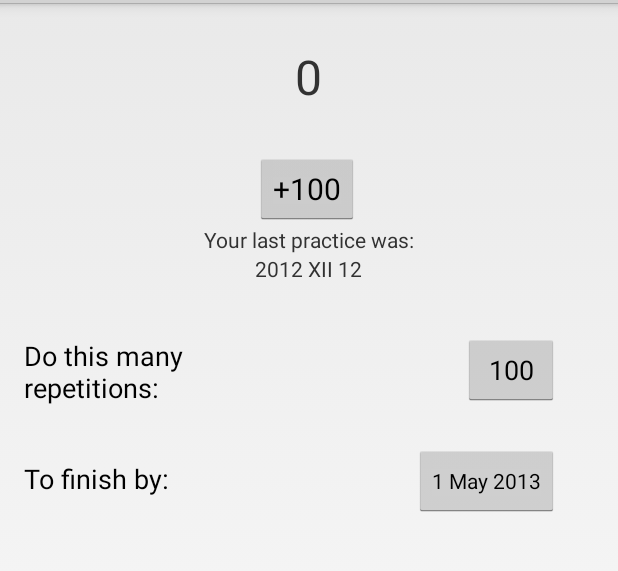
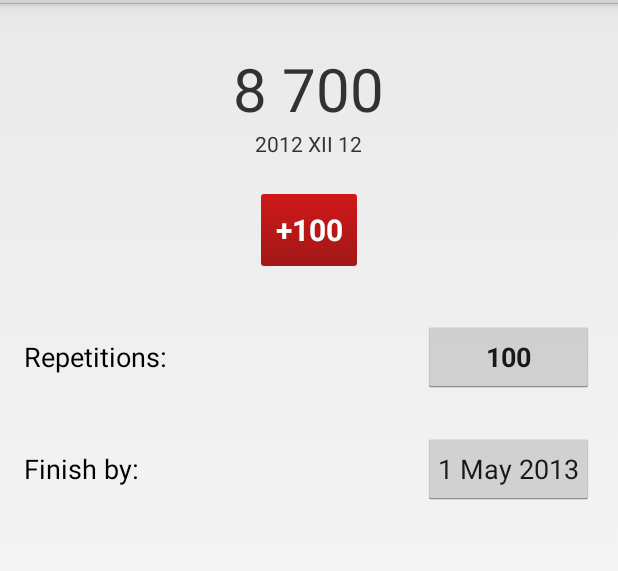
Before and after one commit to jwaga/esmnyndrovnik, an Android app: the layout activity_main.xml on its own in the app's theme, with its tools: preview values and no code run, on a phone screen of 412 x 824 dp, the part 69-640 px from its top. Run offline under Robolectric (Android 15) with nearby library versions, the phone set to English and light mode, and no system bars.

Commit message:
Interface tweaks

```diff
--- /dev/null
+++ b/ESMNyndrovnik/src/main/res/drawable-hdpi/main_button.xml
@@ -0,0 +1,28 @@
+<?xml version="1.0" encoding="utf-8"?>
+
+<selector xmlns:android="http://schemas.android.com/apk/res/android">
+    <item android:state_pressed="true">
+        <shape>
+            <corners android:radius="2dp" />
+            <padding android:bottom="4dp"
+                     android:left="4dp"
+                     android:right="4dp"
+                     android:top="4dp" />
+            <solid android:color="@android:color/holo_red_dark" />
+        </shape>
+    </item>
+    <item>
+        <shape>
+            <corners android:radius="2dp" />
+            <padding android:bottom="4dp"
+                     android:left="4dp"
+                     android:right="4dp"
+                     android:top="4dp"
+                    />
+            <gradient android:startColor="@android:color/holo_red_dark"
+                      android:endColor="#990000"
+                      android:angle="270"
+                    />
+        </shape>
+    </item>
+</selector>
--- /dev/null
+++ b/ESMNyndrovnik/src/main/res/drawable-hdpi/nyndro_button.xml
@@ -0,0 +1,31 @@
+<?xml version="1.0" encoding="utf-8"?>
+
+<selector xmlns:android="http://schemas.android.com/apk/res/android">
+    <item android:state_pressed="true">
+        <shape>
+            <corners android:radius="2dp" />
+            <padding android:bottom="4dp"
+                     android:left="4dp"
+                     android:right="4dp"
+                     android:top="4dp" />
+
+            <!--<solid android:color="@android:color/holo_orange_dark" />-->
+           <solid android:color="@android:color/holo_orange_dark"/>
+
+        </shape>
+    </item>
+    <item android:state_enabled="true">
+        <shape>
+            <corners android:radius="2dp" />
+            <padding android:bottom="4dp"
+                     android:left="4dp"
+                     android:right="4dp"
+                     android:top="4dp" />
+            <gradient
+                    android:startColor="@android:color/holo_orange_light"
+                    android:endColor="@android:color/holo_orange_dark"
+                    android:angle="270"
+                    />
+        </shape>
+    </item>
+</selector>
--- a/ESMNyndrovnik/src/main/res/layout/activity_main.xml
+++ b/ESMNyndrovnik/src/main/res/layout/activity_main.xml
@@ -7,17 +7,18 @@
     android:paddingTop="@dimen/activity_vertical_margin"
     android:paddingBottom="@dimen/activity_vertical_margin"
     tools:context=".MainActivity"
-    android:focusableInTouchMode="true">
+    android:focusableInTouchMode="true"
+        >
 
     <TextView
         android:layout_width="wrap_content"
         android:layout_height="wrap_content"
         android:id="@+id/main_counter"
-        android:textSize="32sp"
-        android:text="0"
-        android:layout_alignParentTop="false"
-        android:layout_centerHorizontal="true"
-        android:layout_marginTop="11dp"/>
+        android:textSize="40sp"
+        android:text="8 700"
+        android:layout_marginTop="14dp"
+        android:layout_alignParentTop="true"
+        android:layout_centerHorizontal="true"/>
 
     <Button
             android:layout_width="wrap_content"
@@ -27,24 +28,20 @@
             android:onClick="onClick"
             android:longClickable="false"
             android:textSize="20sp"
-            android:layout_marginTop="29dp"
-            android:layout_below="@+id/main_counter"
-            android:layout_alignLeft="@+id/date_of_last_practice"/>
-
-    <TextView
-            android:layout_width="wrap_content"
-            android:layout_height="wrap_content"
-            android:text="@string/last_practice"
-            android:id="@+id/last_practice_label"
+            android:layout_marginTop="24dp"
+            android:alpha="0.9"
+            android:textStyle="bold"
+            android:layout_below="@+id/date_of_last_practice"
             android:layout_centerHorizontal="true"
-            android:layout_below="@+id/add_repetitions_button"/>
+            android:background="@drawable/main_button"
+            android:textColor="@android:color/white"/>
 
     <TextView
             android:layout_width="wrap_content"
             android:layout_height="wrap_content"
             android:text="2012 XII 12"
             android:id="@+id/date_of_last_practice"
-            android:layout_below="@+id/last_practice_label"
+            android:layout_below="@+id/main_counter"
             android:layout_centerHorizontal="true"/>
 
     <TextView
@@ -53,9 +50,9 @@
             android:textAppearance="?android:attr/textAppearanceMedium"
             android:text="@string/pace_label"
             android:id="@+id/pace_label"
-            android:layout_below="@+id/date_of_last_practice"
-            android:layout_marginTop="36dp"
-            android:layout_alignRight="@+id/main_counter"/>
+            android:layout_marginTop="48dp"
+            android:layout_below="@+id/add_repetitions_button"
+            android:layout_alignParentLeft="true"/>
 
     <TextView
             android:layout_width="wrap_content"
@@ -63,28 +60,35 @@
             android:textAppearance="?android:attr/textAppearanceMedium"
             android:text="@string/finish_date_label"
             android:id="@+id/finish_date_label"
-            android:layout_marginTop="36dp"
+            android:layout_marginTop="50dp"
             android:layout_below="@+id/pace_label"
             android:layout_alignLeft="@+id/pace_label"/>
 
     <Button
-            style="?android:attr/buttonStyleSmall"
             android:layout_width="wrap_content"
             android:layout_height="wrap_content"
             android:text="1 May 2013"
             android:id="@+id/date_button"
-            android:layout_alignTop="@+id/finish_date_label"
-            android:layout_toRightOf="@+id/last_practice_label"
             android:layout_alignBaseline="@+id/finish_date_label"
-            android:onClick="onDateClick"/>
+            android:onClick="onDateClick"
+            android:layout_alignParentRight="true"
+            android:padding="10dp"
+            android:alpha="0.9"
+            />
 
     <Button
             android:layout_width="wrap_content"
             android:layout_height="wrap_content"
             android:text="100"
             android:id="@+id/pace_button"
-            android:layout_above="@+id/finish_date_label"
+            android:onClick="onPaceClick"
+            android:layout_alignBaseline="@+id/pace_label"
             android:layout_alignRight="@+id/date_button"
-            android:onClick="onPaceClick"/>
+            android:layout_alignLeft="@+id/date_button"
+            android:alpha="0.9"
+            android:longClickable="true"
+            android:textStyle="bold"
+            android:padding="10dp"
+            android:textColorHint="#ffcc00"/>
 
 </RelativeLayout>
--- a/ESMNyndrovnik/src/main/res/values/strings.xml
+++ b/ESMNyndrovnik/src/main/res/values/strings.xml
@@ -13,7 +13,8 @@
     <string name="cancel">Canel</string>
     <string name="last_practice">Your last practice was:</string>
     <string name="prostrations_pace_to_date">By doing %1$d prostrations a day,\n you will finish them on %2$tB %2$te %2$tY§.
-    </string><string name="pace_label">Do this many repetitions:</string><string name="finish_date_label">To finish by:</string>
+    </string><string name="pace_label">Repetitions:</string>
+    <string name="finish_date_label">Finish by:</string>
     <string name="pick_pace">Repetitions per session</string>
     <string name="never">Never!!!!</string>
     <string name="finished">Finished!</string>
--- a/ESMNyndrovnik/src/main/res/values/styles.xml
+++ b/ESMNyndrovnik/src/main/res/values/styles.xml
@@ -17,4 +17,9 @@
         <!-- All customizations that are NOT specific to a particular API-level can go here. -->
     </style>
 
+    <style name="nyndroButton">
+        <item name="android:shadowColor">#0f0f0f</item>
+        <item name="android:shadowRadius">2</item>
+        <item name="android:shadowDy">2</item>
+    </style>
 </resources>
```
Also changed, not shown: ESMNyndrovnik/src/main/res/drawable-hdpi/ic_launcher.png (deleted), ESMNyndrovnik/src/main/res/drawable-mdpi/ic_launcher.png (deleted), ESMNyndrovnik/src/main/res/drawable-xhdpi/ic_launcher.png, ESMNyndrovnik/src/main/res/drawable-xxhdpi/ic_launcher.png (deleted), 7 other files.
